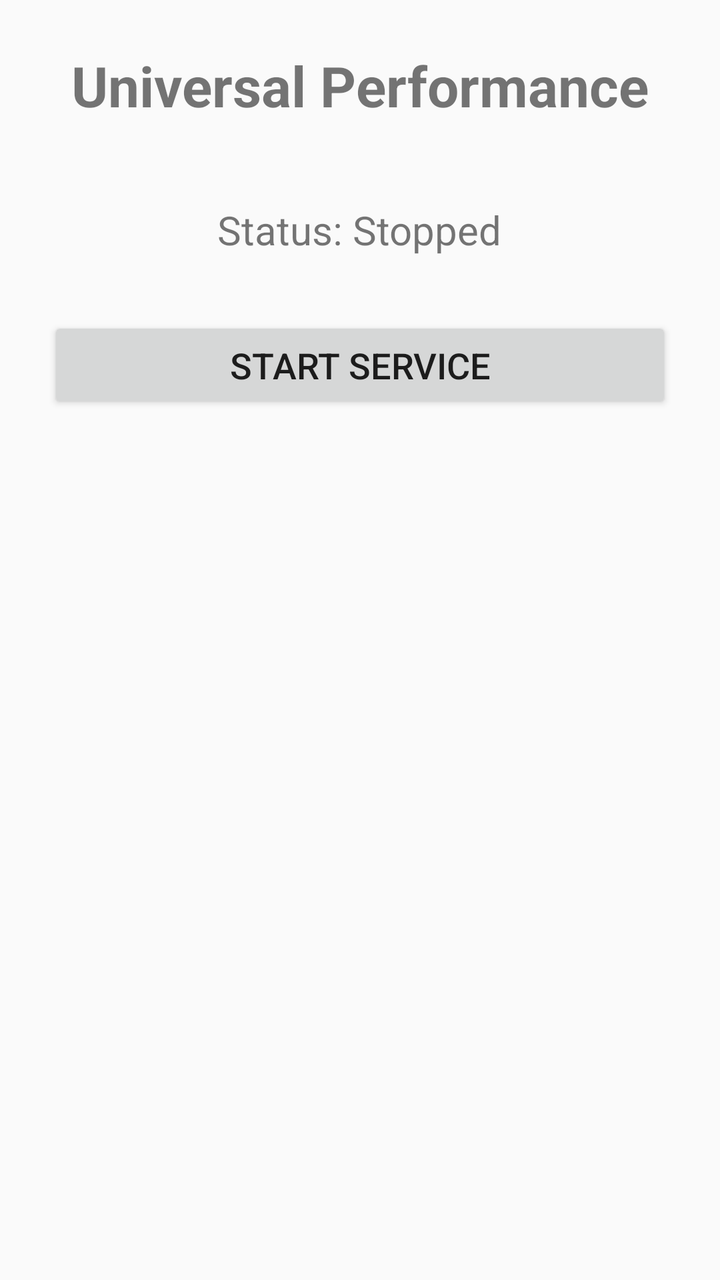
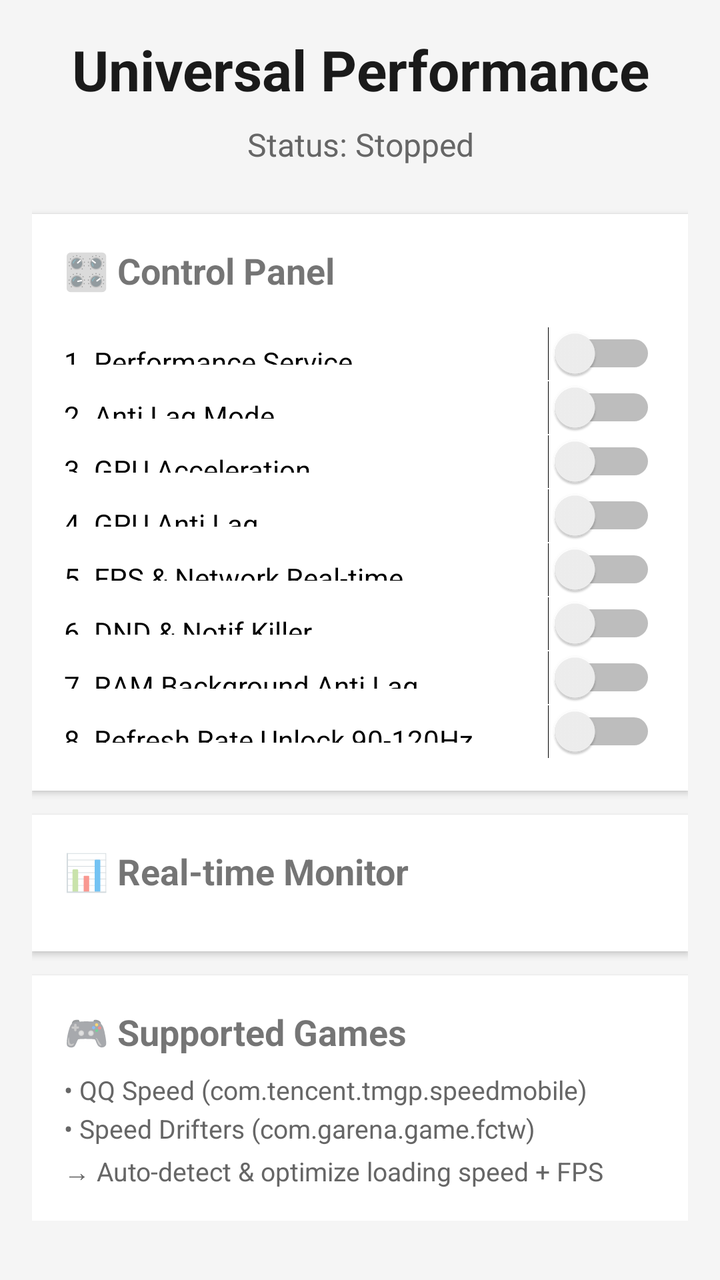

Before-and-after screenshots of an Android layout around one commit, followed by the original layout XML and the change that was made.
<!-- AndroidManifest.xml: application theme Theme.AppCompat.Light.NoActionBar -->
<!-- res/layout/activity_main.xml -->
<?xml version="1.0" encoding="utf-8"?>
<LinearLayout xmlns:android="http://schemas.android.com/apk/res/android"
    android:layout_width="match_parent"
    android:layout_height="match_parent"
    android:orientation="vertical"
    android:padding="24dp"
    android:gravity="center_horizontal">

    <TextView
        android:layout_width="wrap_content"
        android:layout_height="wrap_content"
        android:text="Universal Performance"
        android:textSize="28sp"
        android:textStyle="bold"
        android:layout_marginBottom="40dp"/>

    <TextView
        android:id="@+id/tv_status"
        android:layout_width="wrap_content"
        android:layout_height="wrap_content"
        android:text="Status: Stopped"
        android:textSize="20sp"
        android:layout_marginBottom="30dp"/>

    <Button
        android:id="@+id/btn_toggle"
        android:layout_width="match_parent"
        android:layout_height="wrap_content"
        android:text="Start Service"
        android:textSize="18sp"
        android:paddingVertical="12dp"/>
</LinearLayout>
<!-- resources referenced by this layout -->
<resources>

</resources>

<!-- the commit's change to res/layout/activity_main.xml (unified diff, before → after) -->
@@ -1,32 +1,112 @@
 <?xml version="1.0" encoding="utf-8"?>
-<LinearLayout xmlns:android="http://schemas.android.com/apk/res/android"
+<ScrollView xmlns:android="http://schemas.android.com/apk/res/android"
     android:layout_width="match_parent"
     android:layout_height="match_parent"
-    android:orientation="vertical"
-    android:padding="24dp"
-    android:gravity="center_horizontal">
+    android:background="#F5F5F5"
+    android:padding="16dp">
 
-    <TextView
-        android:layout_width="wrap_content"
-        android:layout_height="wrap_content"
-        android:text="Universal Performance"
-        android:textSize="28sp"
-        android:textStyle="bold"
-        android:layout_marginBottom="40dp"/>
-
-    <TextView
-        android:id="@+id/tv_status"
-        android:layout_width="wrap_content"
-        android:layout_height="wrap_content"
-        android:text="Status: Stopped"
-        android:textSize="20sp"
-        android:layout_marginBottom="30dp"/>
-
-    <Button
-        android:id="@+id/btn_toggle"
+    <LinearLayout
         android:layout_width="match_parent"
         android:layout_height="wrap_content"
-        android:text="Start Service"
-        android:textSize="18sp"
-        android:paddingVertical="12dp"/>
-</LinearLayout>
+        android:orientation="vertical">
+
+        
+        <TextView
+            android:layout_width="match_parent"
+            android:layout_height="wrap_content"
+            android:text="Universal Performance"
+            android:textSize="28sp"
+            android:textStyle="bold"
+            android:gravity="center"
+            android:layout_marginBottom="8dp"
+            android:textColor="#1A1A1A"/>
+
+        <TextView
+            android:id="@+id/tv_status"
+            android:layout_width="match_parent"
+            android:layout_height="wrap_content"
+            android:text="Status: Stopped"
+            android:textSize="16sp"
+            android:gravity="center"
+            android:layout_marginBottom="24dp"
+            android:textColor="#666666"/>
+
+        
+        <LinearLayout
+            android:layout_width="match_parent"
+            android:layout_height="wrap_content"
+            android:orientation="vertical"
+            android:background="#FFFFFF"
+            android:padding="16dp"
+            android:layout_marginBottom="12dp"
+            android:elevation="2dp">
+
+            <TextView
+                android:layout_width="wrap_content"
+                android:layout_height="wrap_content"
+                android:text="🎛️ Control Panel"
+                android:textSize="18sp"
+                android:textStyle="bold"
+                android:layout_marginBottom="16dp"/>
+
+            <Switch android:id="@+id/sw_perf_service"   android:text="1. Performance Service"       android:layout_width="match_parent" android:paddingVertical="8dp"/>
+            <Switch android:id="@+id/sw_anti_lag"       android:text="2. Anti Lag Mode"             android:layout_width="match_parent" android:paddingVertical="8dp"/>
+            <Switch android:id="@+id/sw_gpu_accel"      android:text="3. GPU Acceleration"          android:layout_width="match_parent" android:paddingVertical="8dp"/>
+            <Switch android:id="@+id/sw_gpu_anti_lag"   android:text="4. GPU Anti Lag"              android:layout_width="match_parent" android:paddingVertical="8dp"/>
+            <Switch android:id="@+id/sw_fps_overlay"    android:text="5. FPS &amp; Network Real-time" android:layout_width="match_parent" android:paddingVertical="8dp"/>
+            <Switch android:id="@+id/sw_dnd_notif"      android:text="6. DND &amp; Notif Killer"       android:layout_width="match_parent" android:paddingVertical="8dp"/>
+            <Switch android:id="@+id/sw_ram_boost"      android:text="7. RAM Background Anti Lag"   android:layout_width="match_parent" android:paddingVertical="8dp"/>
+            <Switch android:id="@+id/sw_refresh_unlock" android:text="8. Refresh Rate Unlock 90-120Hz" android:layout_width="match_parent" android:paddingVertical="8dp"/>
+        </LinearLayout>
+
+        
+        <LinearLayout
+            android:layout_width="match_parent"
+            android:layout_height="wrap_content"
+            android:orientation="vertical"
+            android:background="#FFFFFF"
+            android:padding="16dp"
+            android:layout_marginBottom="12dp"
+            android:elevation="2dp">
+
+            <TextView
+                android:layout_width="wrap_content"
+                android:layout_height="wrap_content"
+                android:text="📊 Real-time Monitor"
+                android:textSize="18sp"
+                android:textStyle="bold"
+                android:layout_marginBottom="12dp"/>
+
+            <TextView android:id="@+id/tv_fps"     android:text="FPS: 60"          android:textSize="15sp" android:paddingVertical="4dp" android:textColor="#2E7D32"/>
+            <TextView android:id="@+id/tv_temp"    android:text="Temp: 36.0°C"    android:textSize="15sp" android:paddingVertical="4dp" android:textColor="#E65100"/>
+            <TextView android:id="@+id/tv_network" android:text="WiFi: — | Data: —" android:textSize="15sp" android:paddingVertical="4dp" android:textColor="#1565C0"/>
+            <TextView android:id="@+id/tv_refresh" android:text="Refresh: 60Hz"    android:textSize="15sp" android:paddingVertical="4dp" android:textColor="#9C27B0"/>
+        </LinearLayout>
+
+        
+        <LinearLayout
+            android:layout_width="match_parent"
+            android:layout_height="wrap_content"
+            android:orientation="vertical"
+            android:background="#FFFFFF"
+            android:padding="16dp"
+            android:elevation="2dp">
+
+            <TextView
+                android:layout_width="wrap_content"
+                android:layout_height="wrap_content"
+                android:text="🎮 Supported Games"
+                android:textSize="18sp"
+                android:textStyle="bold"
+                android:layout_marginBottom="8dp"/>
+
+            <TextView android:id="@+id/tv_game_info"
+                android:layout_width="match_parent"
+                android:layout_height="wrap_content"
+                android:text="• QQ Speed (com.tencent.tmgp.speedmobile)\n• Speed Drifters (com.garena.game.fctw)\n→ Auto-detect &amp; optimize loading speed + FPS"
+                android:textSize="13sp"
+                android:lineSpacingExtra="4dp"
+                android:textColor="#666666"/>
+        </LinearLayout>
+    </LinearLayout>
+</ScrollView>
